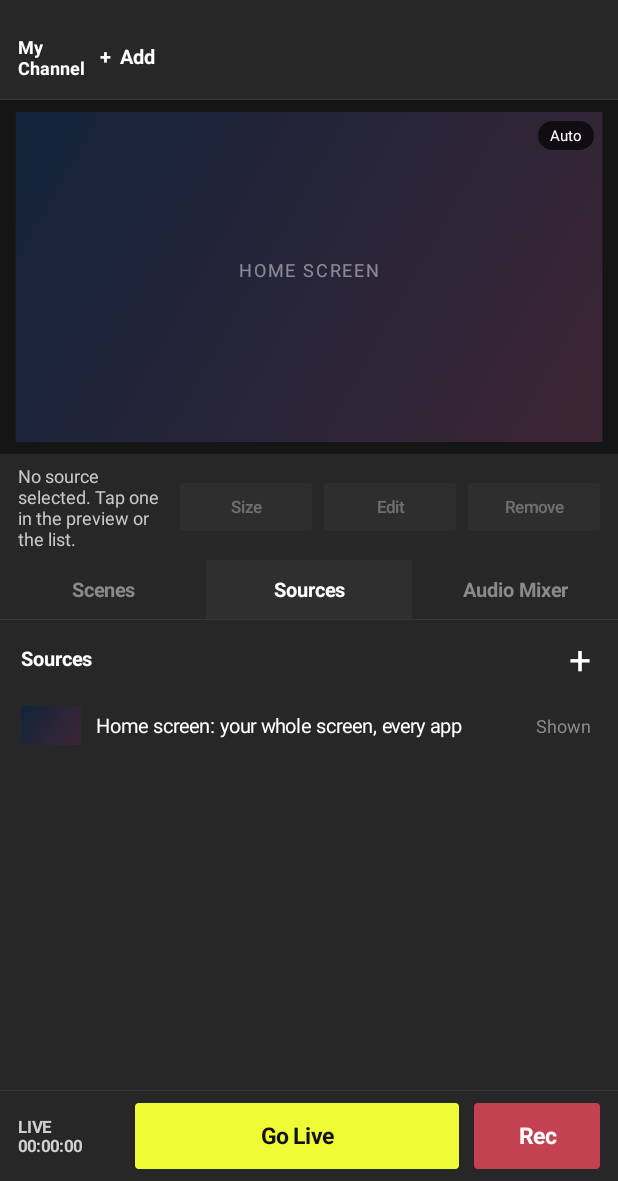
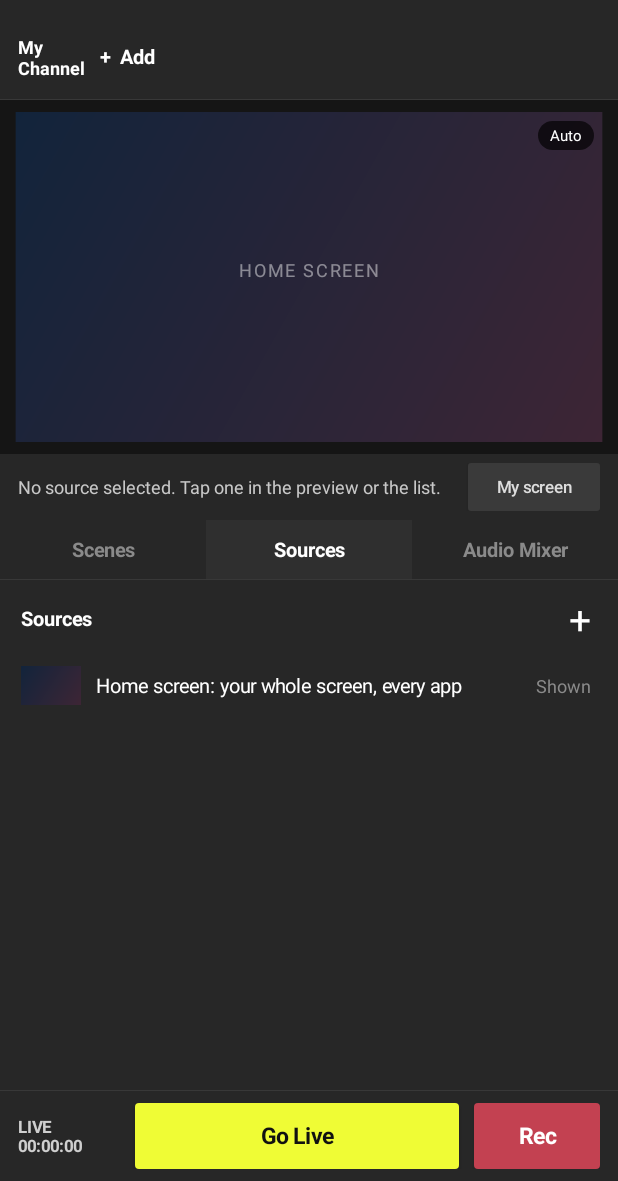
Before and after one commit to theStyleWithin/hopcast, an Android app: the screen it shows after launch (MainActivity), on a phone screen of 412 x 824 dp, the part 55-1236 px from its top. Run offline under Robolectric (Android 15) with nearby library versions, the phone set to English and light mode, and no system bars; libraries missing offline, so code that uses them is left out: com.pedro.common, com.pedro.encoder, com.pedro.library.

Commit message:
Android: the Game source preview shows your game (last picture before you came back); My screen button for Game and when nothing is selected; tidier info bar
Co-Authored-By: Claude Sonnet 5.5 <noreply@anthropic.com>
Claude-Session: https://claude.ai/code/session_01JQJ5ibxzJjEtfy4WLKUPDM

```diff
--- a/android/app/src/main/java/io/github/thestylewithin/hopcast/MainActivity.kt
+++ b/android/app/src/main/java/io/github/thestylewithin/hopcast/MainActivity.kt
@@ -200,21 +200,18 @@ class MainActivity : Activity() {
     val s = preview.selected
     infoText.text = when {
       s == null -> "No source selected. Tap one in the preview or the list."
-      s.kind == "game" -> "Game: the stream shows only ${s.name}"
+      s.kind == "game" -> "Game: the stream shows only ${s.name}. Tap My screen to see it here."
       s.kind == "screen" -> "Home screen: shows your whole screen, every app. Tap My screen to see yours here."
       s.kind == "cover" -> "Black box: drag to move, pinch or drag a corner to resize"
       else -> "${s.name}: drag to move, pinch to resize"
     }
-    val box = s != null && s.kind != "screen" && s.kind != "game"
-    screenButton.visibility = if (s?.kind == "screen") View.VISIBLE else View.GONE
-    sizeButton.visibility = if (s?.kind == "screen") View.GONE else View.VISIBLE
-    editButton.visibility = if (s?.kind == "screen") View.GONE else View.VISIBLE
-    sizeButton.isEnabled = box
-    editButton.isEnabled = s != null && s.kind != "screen"
-    removeButton.isEnabled = s != null
-    sizeButton.alpha = if (box) 1f else 0.4f
-    editButton.alpha = if (s != null && s.kind != "screen") 1f else 0.4f
-    removeButton.alpha = if (s != null) 1f else 0.4f
+    val base = s?.kind == "screen" || s?.kind == "game"
+    val box = s != null && !base
+    // only the buttons that do something for what is selected
+    screenButton.visibility = if (s == null || base) View.VISIBLE else View.GONE
+    sizeButton.visibility = if (box) View.VISIBLE else View.GONE
+    editButton.visibility = if (s != null && s.kind != "screen") View.VISIBLE else View.GONE
+    removeButton.visibility = if (s != null) View.VISIBLE else View.GONE
   }
 
   private fun refreshTabs() {
@@ -745,7 +742,7 @@ class MainActivity : Activity() {
       return
     }
     AlertDialog.Builder(this).setTitle(if (forBackground) "Picture of your screen" else "Live-preview security check")
-      .setMessage((if (forBackground) "Your real home screen shows with a small panel on top. Go anywhere you like, then open HopCast again: the Home screen source shows your screen live, without HopCast in it (while HopCast or a blocked app is in front it keeps showing the last picture of your screen). Tap Done on the panel when you're finished. For a still picture instead, tap \"Use my screen in the HopCast preview\" on the panel.\n\n" else "") + "Nothing goes out. HopCast shows your home screen with a small panel on top. Scroll to a page, tap \"Tag an app\", mark an app's icon and name, and HopCast keeps a black box over it wherever it appears, even when you move it. Tap Done when you've tagged everything.")
+      .setMessage((if (forBackground) "Your real screen shows with a small panel on top. Open your game (or go anywhere you like), then open HopCast again: the Home screen or Game source shows your screen as it was, without HopCast in it. It refreshes each time you come back. Tap Done on the panel when you're finished. For a still picture instead, tap \"Use my screen in the HopCast preview\" on the panel.\n\n" else "") + "Nothing goes out. HopCast shows your home screen with a small panel on top. Scroll to a page, tap \"Tag an app\", mark an app's icon and name, and HopCast keeps a black box over it wherever it appears, even when you move it. Tap Done when you've tagged everything.")
       .setNegativeButton("Cancel", null)
       .setPositiveButton("Start") { _, _ ->
         pendingStream = false
--- a/android/app/src/main/java/io/github/thestylewithin/hopcast/PreviewView.kt
+++ b/android/app/src/main/java/io/github/thestylewithin/hopcast/PreviewView.kt
@@ -134,7 +134,7 @@ class PreviewView(context: Context) : View(context) {
     canvas.drawRect(canvasRect, back)
     if (Studio.backdrop != backdropPath) { backdropPath = Studio.backdrop; backdropBitmap = if (backdropPath.isNotEmpty()) Studio.decode(backdropPath, 1280) else null }
     // the live view of your screen (only while the check/live-view session runs) comes before a still backdrop
-    val live = if (Live.checking && Studio.scene().sources.any { it.kind == "screen" && it.visible }) Live.liveFrame else null
+    val live = if (Live.checking && Studio.scene().sources.any { (it.kind == "screen" || it.kind == "game") && it.visible }) Live.liveFrame else null
     val backdrop = live ?: backdropBitmap
     if (backdrop != null) {
       val sameShape = (backdrop.height > backdrop.width) == (canvasRect.height() > canvasRect.width())
```
Also changed, not shown: 1 other file.
